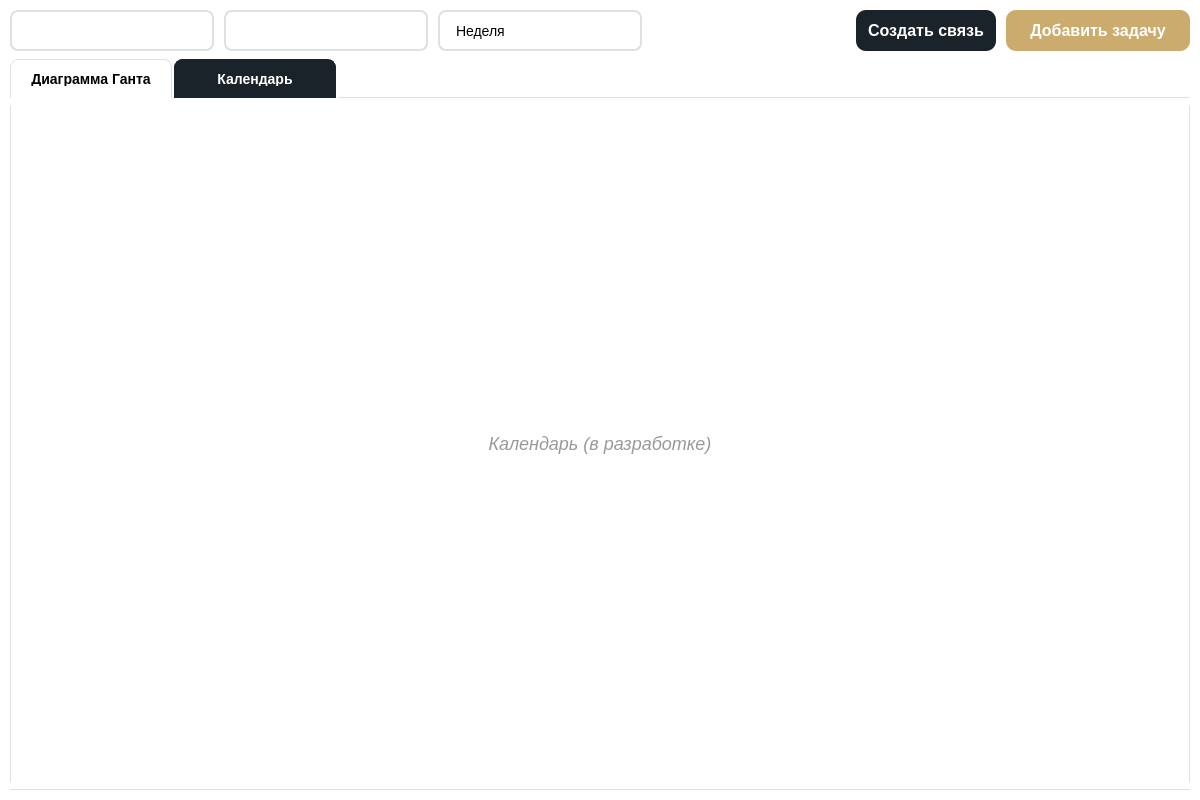
Above: ui/gantt/gantt_widget.ui from lerakaplich/TaskPlanner2 before the change. Below: the same form after it.
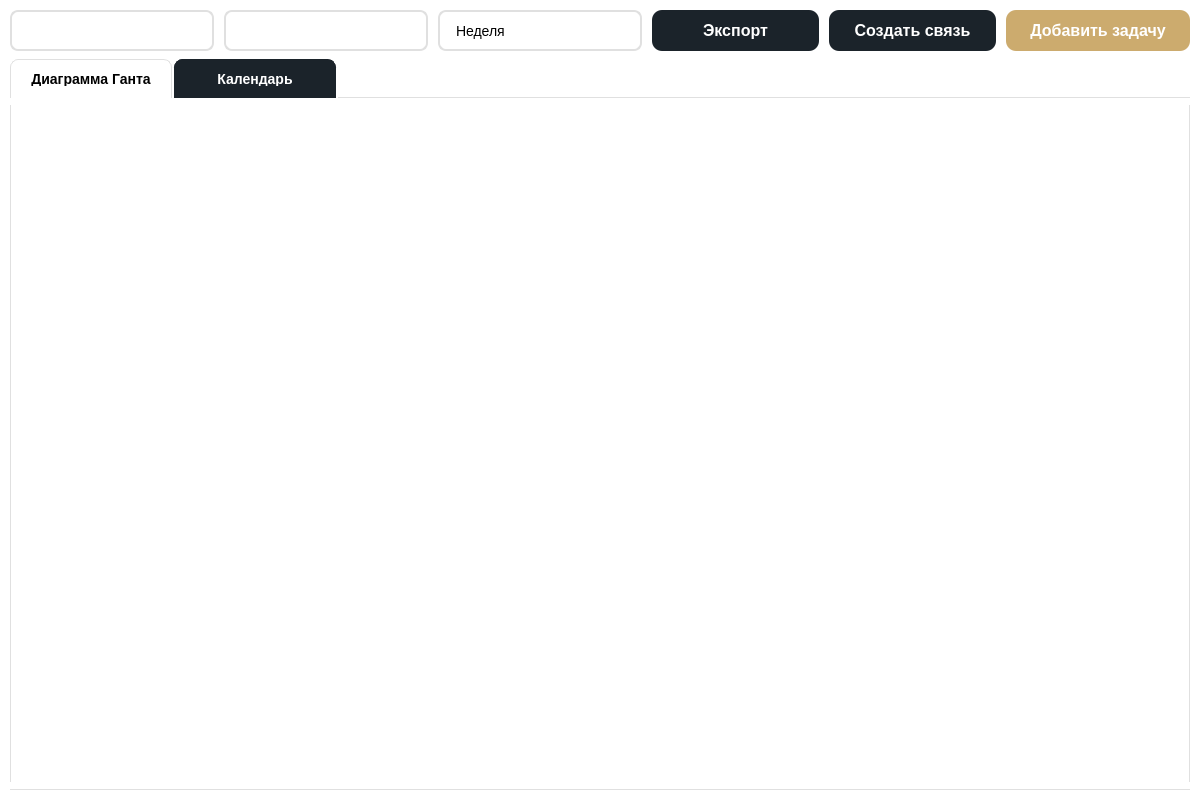
That is the form after the change. The open tabs and pages were chosen to show the change.

```diff
--- a/ui/gantt/gantt_widget.ui
+++ b/ui/gantt/gantt_widget.ui
@@ -202,17 +202,43 @@
        </widget>
       </item>
       <item>
-       <spacer name="horizontalSpacer">
-        <property name="orientation">
-         <enum>Qt::Orientation::Horizontal</enum>
+       <widget class="QPushButton" name="btnExport">
+        <property name="minimumSize">
+         <size>
+          <width>0</width>
+          <height>41</height>
+         </size>
         </property>
-        <property name="sizeHint" stdset="0">
+        <property name="maximumSize">
          <size>
-          <width>40</width>
-          <height>20</height>
+          <width>16777215</width>
+          <height>41</height>
          </size>
         </property>
-       </spacer>
+        <property name="styleSheet">
+         <string notr="true">
+QPushButton {
+    background-color: #1B232A;
+    color: white;
+    border: none;
+    border-radius: 10px;
+    padding: 8px 12px;
+    font-size: 16px;
+    font-weight: bold;
+}
+QPushButton:hover {
+    background-color: #D9D9D6;
+    color: black;
+}
+QPushButton:pressed {
+    background-color: #B8B8B5;
+}
+         </string>
+        </property>
+        <property name="text">
+         <string>Экспорт</string>
+        </property>
+       </widget>
       </item>
       <item>
        <widget class="QPushButton" name="createLinkButton">
@@ -539,25 +565,64 @@
       </layout>
      </widget>
      <widget class="QWidget" name="calendarTab">
-      <attribute name="title">
-       <string>Календарь</string>
-      </attribute>
-      <layout class="QVBoxLayout" name="calendarTabLayout">
-       <item>
-        <widget class="QLabel" name="calendarPlaceholder">
-         <property name="styleSheet">
-          <string notr="true">font-size: 18px; color: #999; font-style: italic;</string>
-         </property>
-         <property name="text">
-          <string>Календарь (в разработке)</string>
-         </property>
-         <property name="alignment">
-          <set>Qt::AlignmentFlag::AlignCenter</set>
-         </property>
-        </widget>
-       </item>
-      </layout>
-     </widget>
+ <attribute name="title">
+  <string>Календарь</string>
+ </attribute>
+ <layout class="QVBoxLayout" name="calendarTabLayout">
+  <property name="spacing">
+   <number>10</number>
+  </property>
+  <property name="leftMargin">
+   <number>10</number>
+  </property>
+  <property name="topMargin">
+   <number>10</number>
+  </property>
+  <property name="rightMargin">
+   <number>10</number>
+  </property>
+  <property name="bottomMargin">
+   <number>10</number>
+  </property>
+  <item>
+   <widget class="QScrollArea" name="calendarScrollArea">
+    <property name="widgetResizable">
+     <bool>true</bool>
+    </property>
+    <property name="styleSheet">
+     <string notr="true">border: none; background-color: transparent;</string>
+    </property>
+    <widget class="QWidget" name="calendarContainer">
+     <property name="geometry">
+      <rect>
+       <x>0</x>
+       <y>0</y>
+       <width>800</width>
+       <height>600</height>
+      </rect>
+     </property>
+     <layout class="QVBoxLayout" name="calendarContainerLayout">
+      <property name="spacing">
+       <number>0</number>
+      </property>
+      <property name="leftMargin">
+       <number>0</number>
+      </property>
+      <property name="topMargin">
+       <number>0</number>
+      </property>
+      <property name="rightMargin">
+       <number>0</number>
+      </property>
+      <property name="bottomMargin">
+       <number>0</number>
+      </property>
+     </layout>
+    </widget>
+   </widget>
+  </item>
+ </layout>
+</widget>
     </widget>
    </item>
   </layout>
```
Left out of the diff: 16 changed lines with no effect on the pictures.
